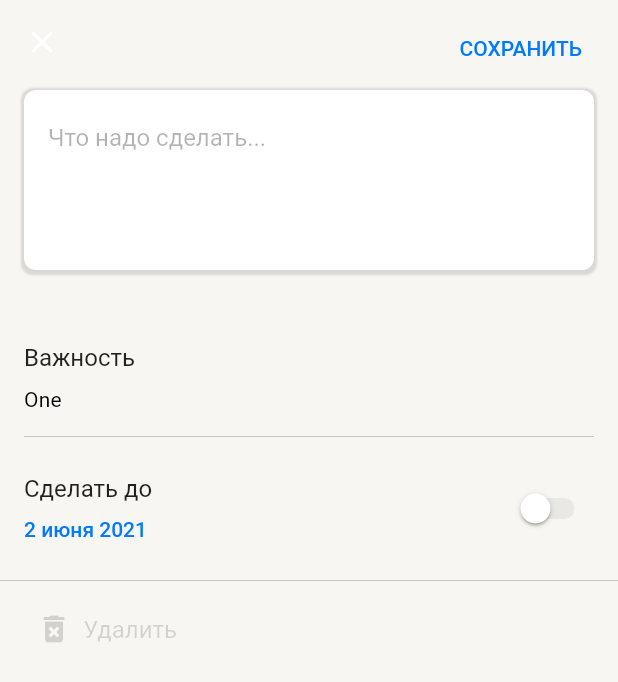
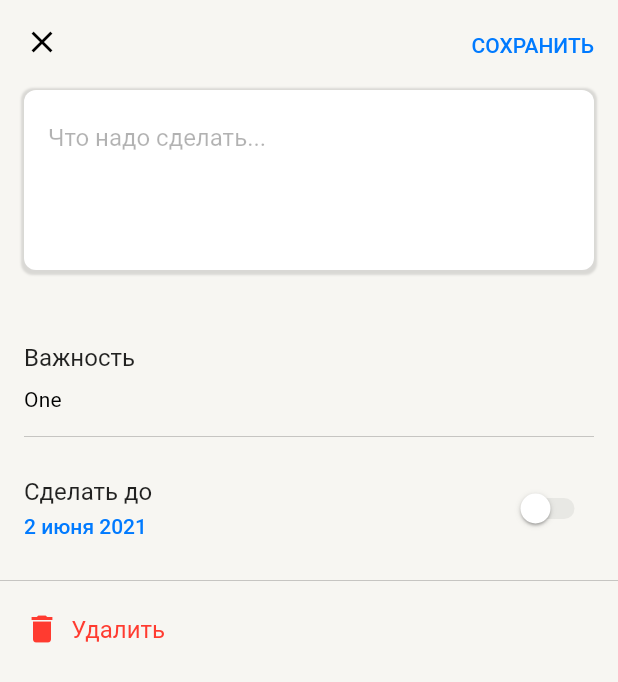
Before and after one commit to aa1dar/TodoApp, a Flutter app: the screen it shows after launch, after a tap on the "add" icon, on a phone screen of 412 x 824 dp. Shown: the top 682 px of the screen. Run offline on Flutter 3.47's test engine with Material 2 defaults, Android fonts, the phone set to English and light mode, and no system bars; drawn by our look-alikes of dropdown_button2; our stand-ins replace flutter_riverpod, sliver_tools.

Commit message:
feat: logic and UI for home page is completed - Fixed bug with non-pressable icon on collapsed AppBar - Added ability to filter tasks - Added UI improvements for TaskItemWidget

```diff
--- a/lib/models/task_model.dart
+++ b/lib/models/task_model.dart
@@ -4,7 +4,7 @@ class TaskModel {
   final String id;
   final String description;
   final bool isCompleted;
-  final TaskPriority? priority;
+  final TaskPriority priority;
   final DateTime? deadline;
 
   TaskModel({
--- /dev/null
+++ b/lib/providers/count_of_task_provider.dart
@@ -0,0 +1,10 @@
+import 'package:flutter_riverpod/flutter_riverpod.dart';
+import 'package:todo_app/providers/task_list_provider.dart';
+
+final countOfTaskProvider = Provider<int>((ref) {
+  return ref
+      .watch(taskListProvider)
+      .data
+      .where((todo) => todo.isCompleted)
+      .length;
+});
--- /dev/null
+++ b/lib/providers/filtered_task_list_provider.dart
@@ -0,0 +1,17 @@
+import 'package:flutter_riverpod/flutter_riverpod.dart';
+import 'package:todo_app/models/todo_task_list.dart';
+import 'package:todo_app/providers/task_filter_provider.dart';
+import 'package:todo_app/providers/task_list_provider.dart';
+
+final filteredTaskListProvider = Provider<TodoTaskList>((ref) {
+  final filter = ref.watch(filterStateProvider);
+  final tasks = ref.watch(taskListProvider);
+
+  switch (filter) {
+    case FilterType.none:
+      return tasks;
+    case FilterType.uncompleted:
+      return TodoTaskList(
+          data: tasks.data.where((task) => !task.isCompleted).toList());
+  }
+});
--- /dev/null
+++ b/lib/providers/task_filter_provider.dart
@@ -0,0 +1,7 @@
+import 'package:flutter_riverpod/flutter_riverpod.dart';
+
+enum FilterType { none, uncompleted }
+
+final filterStateProvider = StateProvider<FilterType>((ref) {
+  return FilterType.none;
+});
--- a/lib/providers/task_list_provider.dart
+++ b/lib/providers/task_list_provider.dart
@@ -12,6 +12,15 @@ final taskProvider = Provider<TaskModel>((ref) {
 
 final taskListProvider = StateNotifierProvider<TaskList, TodoTaskList>((ref) {
   return TaskList(TodoTaskList(data: [
+    TaskModel(id: _uuidV4.v4(), description: "Купить что-то, где-то, зачем-то, но зачем не очень понятно, но точно чтобы показать как обр о точно чтобы показать как обро точно чтобы показать как обр"),
+    TaskModel(id: _uuidV4.v4(), description: "Купить что-то"),
+    TaskModel(id: _uuidV4.v4(), description: "Купить что-то"),
+    TaskModel(id: _uuidV4.v4(), description: "Купить что-то", priority: TaskPriority.high),
+    TaskModel(id: _uuidV4.v4(), description: "Купить что-то", priority: TaskPriority.high),
+    TaskModel(id: _uuidV4.v4(), description: "Купить что-то", priority: TaskPriority.low),
+    TaskModel(id: _uuidV4.v4(), description: "Купить что-то"),
+    TaskModel(id: _uuidV4.v4(), description: "Купить что-то"),
+    TaskModel(id: _uuidV4.v4(), description: "Купить что-то"),
     TaskModel(id: _uuidV4.v4(), description: "Купить что-то"),
     TaskModel(id: _uuidV4.v4(), description: "Купить что-то"),
     TaskModel(id: _uuidV4.v4(), description: "Купить что-то")
@@ -21,7 +30,7 @@ final taskListProvider = StateNotifierProvider<TaskList, TodoTaskList>((ref) {
 class TaskList extends StateNotifier<TodoTaskList> {
   TaskList(TodoTaskList initialList) : super(initialList);
 
-  void add(String description, {TaskPriority? priority, DateTime? deadline}) {
+  void add(String description, {TaskPriority priority = TaskPriority.normal, DateTime? deadline}) {
     state = TodoTaskList(data: [
       ...state.data,
       TaskModel(
--- a/lib/ui/pages/home_page.dart
+++ b/lib/ui/pages/home_page.dart
@@ -1,9 +1,13 @@
 import 'package:flutter/material.dart';
 import 'package:flutter_riverpod/flutter_riverpod.dart';
 import 'package:sliver_tools/sliver_tools.dart';
+import 'package:todo_app/providers/count_of_task_provider.dart';
+import 'package:todo_app/providers/filtered_task_list_provider.dart';
+import 'package:todo_app/providers/task_filter_provider.dart';
 import 'package:todo_app/providers/task_list_provider.dart';
 import 'package:todo_app/ui/pages/task_creation_page.dart';
 import 'package:todo_app/ui/widgets/task_item.dart';
+import 'package:todo_app/utils/style/app_themes.dart';
 
 import '../widgets/custom_header_delegate.dart';
 
@@ -12,15 +16,20 @@ class HomePage extends ConsumerWidget {
 
   @override
   Widget build(BuildContext context, WidgetRef ref) {
-    final tasks = ref.watch(taskListProvider);
     final textStyle = Theme.of(context).textTheme;
+    final countOfTask = ref.watch(countOfTaskProvider);
+
+    final filter = ref.watch(filterStateProvider);
+
+    IconData? getIcon() {
+      return filter == FilterType.none
+          ? Icons.visibility_off
+          : Icons.visibility;
+    }
 
     return Scaffold(
         floatingActionButton: FloatingActionButton(
-          onPressed: () {
-            Navigator.push(context,
-                MaterialPageRoute(builder: (_) => const TaskCreationPage()));
-          },
+          onPressed: () => _navigateToTaskCreationPage(context),
           child: const Icon(
             Icons.add,
           ),
@@ -28,20 +37,32 @@ class HomePage extends ConsumerWidget {
         body: CustomScrollView(slivers: [
           SliverPersistentHeader(
             delegate: CustomHeaderDelegate(
-                action: Icon(Icons.visibility,
-                    color: Theme.of(context).colorScheme.primary),
+                action: IconButton(
+                  splashRadius: AppTheme.appBarIconSplashRadius,
+                  icon: Icon(getIcon(),
+                      color: Theme.of(context).colorScheme.primary),
+                  onPressed: () {
+                    final currentState = ref.read(filterStateProvider);
+                    FilterType newState = currentState == FilterType.none
+                        ? FilterType.uncompleted
+                        : FilterType.none;
+                    ref.read(filterStateProvider.notifier).state = newState;
+                  },
+                ),
                 expandedTitle: Text(
                   'Мои дела',
                   style: textStyle.titleLarge,
                 ),
-                collapsedSubTitle:
-                    Text('Выполнено — 5', style: textStyle.bodyMedium),
+                collapsedSubTitle: Text('Выполнено — $countOfTask',
+                    style: Theme.of(context).inputDecorationTheme.hintStyle),
                 collapsedTitle: Text(
                   'Мои дела',
                   style: textStyle.titleMedium,
                 ),
                 expandedHeight: 160.0,
-                statusBarHeight: MediaQuery.of(context).padding.top),
+                statusBarHeight: MediaQuery.of(context).padding.top,
+                backgroundColor:
+                    Theme.of(context).appBarTheme.surfaceTintColor!),
             pinned: true,
           ),
           SliverStack(
@@ -64,22 +85,45 @@ class HomePage extends ConsumerWidget {
                             const BorderRadius.all(Radius.circular(8.0)))),
               ),
               SliverPadding(
-                  padding: const EdgeInsets.symmetric(
-                      horizontal: horizontalPadding, vertical: 4.0),
+                  padding: const EdgeInsets.only(
+                      right: horizontalPadding,
+                      left: horizontalPadding,
+                      top: 4.0,
+                      bottom: 52.0),
                   sliver: SliverList.builder(
-                      itemCount: tasks.data.length,
+                      itemCount: ref.watch(filteredTaskListProvider
+                          .select((taskList) => taskList.data.length)),
                       itemBuilder: (context, index) {
                         return ProviderScope(
                           overrides: [
-                            taskProvider.overrideWithValue(tasks.data[index])
+                            taskProvider.overrideWithValue(
+                                ref.watch(filteredTaskListProvider).data[index])
                           ],
                           child: const TaskItem(),
                         );
-                      }))
+                      })),
+              SliverPositioned(
+                  bottom: 0,
+                  left: horizontalPadding,
+                  right: horizontalPadding,
+                  child: InkWell(
+                      onTap: () => _navigateToTaskCreationPage(context),
+                      child: Padding(
+                          padding: const EdgeInsets.symmetric(
+                              vertical: 18.0, horizontal: 8.0 + 40),
+                          child: Text(
+                            'Новое',
+                            style: Theme.of(context)
+                                .inputDecorationTheme
+                                .hintStyle,
+                          ))))
             ],
           ),
         ]));
   }
 
+  void _navigateToTaskCreationPage(BuildContext context) => Navigator.push(
+      context, MaterialPageRoute(builder: (_) => const TaskCreationPage()));
+
   static const horizontalPadding = 8.0;
 }
--- a/lib/ui/pages/task_creation_page.dart
+++ b/lib/ui/pages/task_creation_page.dart
@@ -1,5 +1,6 @@
 import 'package:dropdown_button2/dropdown_button2.dart';
 import 'package:flutter/material.dart';
+import 'package:todo_app/utils/style/app_themes.dart';
 
 class TaskCreationPage extends StatefulWidget {
   const TaskCreationPage({super.key});
@@ -32,11 +33,26 @@ class _TaskCreationPageState extends State<TaskCreationPage> {
     final colorScheme = Theme.of(context).colorScheme;
     return Scaffold(
       appBar: AppBar(
-        leading: Icon(Icons.close,),
+        elevation: 0,
+        leading: IconButton(
+          icon: Icon(
+            Icons.close,
+            color: Theme.of(context).primaryIconTheme.color,
+          ),
+          splashRadius: AppTheme.appBarIconSplashRadius,
+          onPressed: () {
+            Navigator.pop(context);
+          },
+        ),
         actions: [
           Padding(
               padding: const EdgeInsets.symmetric(vertical: 10, horizontal: 16),
-              child: TextButton(onPressed: () {}, child: Text('СОХРАНИТЬ')))
+              child: TextButton(
+                onPressed: () {},
+                child: Text('СОХРАНИТЬ'),
+                style: TextButton.styleFrom(
+                    padding: EdgeInsets.symmetric(vertical: 4.0)),
+              ))
         ],
       ),
       body: SingleChildScrollView(
@@ -133,9 +149,6 @@ class _TaskCreationPageState extends State<TaskCreationPage> {
                                     'Сделать до',
                                     style: textStyle.bodyMedium,
                                   ),
-                                  const SizedBox(
-                                    height: 4.0,
-                                  ),
                                   InkWell(
                                       onTap: () {
                                         _showDatePicker();
@@ -161,13 +174,14 @@ class _TaskCreationPageState extends State<TaskCreationPage> {
             Padding(
                 padding: EdgeInsets.symmetric(horizontal: 16.0),
                 child: TextButton.icon(
-                    onPressed: null,
+                    onPressed: () {},
                     style: TextButton.styleFrom(
+                        padding: const EdgeInsets.symmetric(vertical: 4.0),
                         // iconColor: colorScheme.error,
                         foregroundColor: colorScheme.error,
                         textStyle: textStyle.bodyMedium,
                         disabledForegroundColor: colorScheme.surface),
-                    icon: Icon(Icons.delete_forever),
+                    icon: const Icon(Icons.delete),
                     label: const Text('Удалить'))),
           ])),
     );
--- a/lib/ui/widgets/custom_dismissible.dart
+++ b/lib/ui/widgets/custom_dismissible.dart
@@ -1,4 +1,5 @@
 import 'package:flutter/material.dart';
+import 'package:todo_app/ui/pages/home_page.dart';
 
 class CustomDismissible extends StatefulWidget {
   final Widget child;
@@ -27,6 +28,8 @@ class CustomDismissible extends StatefulWidget {
 }
 
 class _CustomDismissibleState extends State<CustomDismissible> {
+  static const _homePageSumOfPadding = 2 * HomePage.horizontalPadding;
+
   double progress = 0;
   double length = 0;
 
@@ -42,7 +45,7 @@ class _CustomDismissibleState extends State<CustomDismissible> {
   @override
   void didChangeDependencies() {
     setState(() {
-      length = MediaQuery.of(context).size.width - 16.0;
+      length = MediaQuery.of(context).size.width - _homePageSumOfPadding;
     });
 
     super.didChangeDependencies();
--- a/lib/ui/widgets/custom_header_delegate.dart
+++ b/lib/ui/widgets/custom_header_delegate.dart
@@ -1,6 +1,4 @@
 import 'package:flutter/material.dart';
-
-import '../../utils/style/app_colors.dart';
 
 class CustomHeaderDelegate extends SliverPersistentHeaderDelegate {
   final double expandedHeight;
@@ -9,13 +7,15 @@ class CustomHeaderDelegate extends SliverPersistentHeaderDelegate {
   final Widget collapsedSubTitle;
   final Widget collapsedTitle;
   final Widget action;
+  final Color backgroundColor;
   const CustomHeaderDelegate(
       {required this.action,
       required this.collapsedSubTitle,
       required this.expandedTitle,
       required this.collapsedTitle,
       required this.expandedHeight,
-      required this.statusBarHeight});
+      required this.statusBarHeight,
+      required this.backgroundColor});
 
   @override
   Widget build(
@@ -29,7 +29,7 @@ class CustomHeaderDelegate extends SliverPersistentHeaderDelegate {
             bottom: 0,
             right: 0,
             left: 0,
-            child: _buildExpandedAppBar(shrinkOffset))
+            child: _buildExpandedAppBar(shrinkOffset)),
       ],
     );
   }
@@ -37,8 +37,6 @@ class CustomHeaderDelegate extends SliverPersistentHeaderDelegate {
   Widget _buildCollapsedAppBar(double offset) => Opacity(
       opacity: calculateCollapsedOpacity(offset),
       child: AppBar(
-          backgroundColor: AppColor.backLightPrimary,
-          surfaceTintColor: AppColor.backLightPrimary,
           centerTitle: false,
           actions: [
             Padding(
@@ -47,9 +45,20 @@ class CustomHeaderDelegate extends SliverPersistentHeaderDelegate {
           ],
           title: collapsedTitle));
 
-  Widget _buildExpandedAppBar(double offset) => Opacity(
-      opacity: calculateExpandedOpacity(offset),
-      child: Align(
+  Widget _buildExpandedAppBar(double offset) {
+    final opacity = calculateExpandedOpacity(offset);
+
+    // The Positioned overlaps the collapsed appbar and
+    // taps/pressing to IconButton are not handled.
+    // To fix that need to remove the expandable appbar from Stack
+    if (opacity == 0.0) {
+      return const SizedBox.shrink();
+    }
+
+    return Opacity(
+        opacity: opacity,
+        child: Container(
+            color: backgroundColor,
             alignment: Alignment.bottomCenter,
             child: Padding(
               padding:
@@ -67,10 +76,11 @@ class CustomHeaderDelegate extends SliverPersistentHeaderDelegate {
                     )
                   ]),
             )));
+  }
 
   double calculateCollapsedOpacity(double offset) {
     // NOTE: Adding the collapse speed of the appbar
-    final opacity = 3 * (offset / expandedHeight);
+    final opacity = 10 * (offset / expandedHeight);
     if (opacity > 1.0) {
       return 1.0;
     }
--- a/lib/utils/style/app_colors.dart
+++ b/lib/utils/style/app_colors.dart
@@ -4,7 +4,7 @@ class AppColor {
   // Light theme
   static const supportLightSeparator = Color(0x33000000);
   static const supprotLightOverlay = Color(0x0F000000);
-  static const labelLightPrimary = Color(0x00000000);
+  static const labelLightPrimary = Color(0xFF000000);
   static const labelLightSecondary = Color(0x99000000);
   static const labelLightTertiary = Color(0x4D000000);
   static const labelLightDisable = Color(0x26000000);
--- a/lib/utils/style/app_themes.dart
+++ b/lib/utils/style/app_themes.dart
@@ -2,6 +2,7 @@ import 'package:flutter/material.dart';
 import 'package:todo_app/utils/style/app_colors.dart';
 
 class AppTheme {
+  static const appBarIconSplashRadius = Material.defaultSplashRadius * 0.5;
   static const textTheme = TextTheme(
       titleLarge: TextStyle(
           fontSize: 32.0, height: 1.1875, fontWeight: FontWeight.w500),
@@ -24,9 +25,13 @@ class AppTheme {
           secondary: AppColor.colorLightBlue,
           brightness: Brightness.light,
           tertiary: AppColor.labelLightTertiary,
+          tertiaryContainer:  AppColor.colorLightGray,
           error: AppColor.colorLightRed,
+          secondaryContainer: AppColor.colorLightGreen,
           surface: AppColor.labelLightDisable),
+      primaryIconTheme: const IconThemeData(color: AppColor.labelLightPrimary),
       iconTheme: const IconThemeData(color: AppColor.colorLightWhite),
+      // iconButtonTheme: IconButtonThemeData(style: IconButton.styleFrom(visualDensity: VisualDensity.compact)),
       switchTheme: SwitchThemeData(trackColor:
           MaterialStateProperty.resolveWith((Set<MaterialState> states) {
         if (states.contains(MaterialState.selected)) {
@@ -40,7 +45,11 @@ class AppTheme {
         }
         return AppColor.backLightElevated;
       })),
+      checkboxTheme: const CheckboxThemeData(
+          fillColor: MaterialStatePropertyAll(AppColor.supportLightSeparator),
+          checkColor: MaterialStatePropertyAll(AppColor.backLightSecondary)),
       floatingActionButtonTheme: const FloatingActionButtonThemeData(
+          backgroundColor: AppColor.colorLightBlue,
           foregroundColor: AppColor.colorLightWhite),
       dividerColor: AppColor.supportLightSeparator,
       textTheme: textTheme,
@@ -57,7 +66,6 @@ class AppTheme {
       appBarTheme: const AppBarTheme(
         color: AppColor.backLightPrimary,
         surfaceTintColor: AppColor.backLightPrimary,
-        elevation: 0,
         centerTitle: true,
       ),
       inputDecorationTheme: InputDecorationTheme(
```
Also changed, not shown: lib/ui/widgets/task_item.dart (+60 -14 lines), lib/ui/widgets/task_suffix_title_widget.dart (added, +40 -0 lines). Lines whose indentation alone changed are shown as unchanged.
